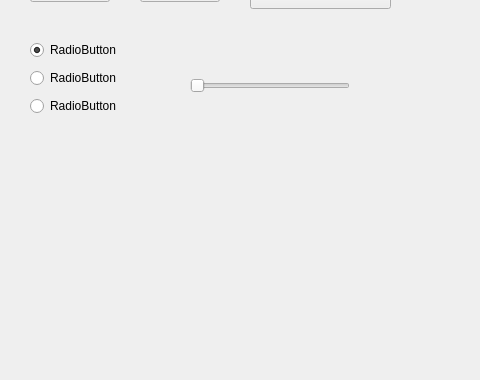
The window that mainwindow.ui (richardmg/WidgetsImagine) describes before a commit, drawn with Qt 5; both pictures show x 0 to 480 and y 82 to 462 of the 568 by 462 pixel window.
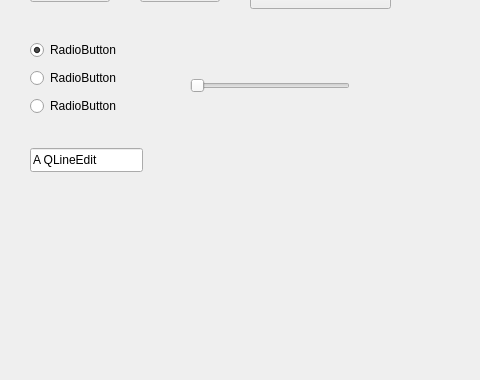
The same window after the commit.

Commit message: add QLineEdit support

The edit to the form file:
```diff
--- a/mainwindow.ui
+++ b/mainwindow.ui
@@ -121,6 +121,19 @@
      <enum>Qt::Horizontal</enum>
     </property>
    </widget>
+   <widget class="QLineEdit" name="lineEdit">
+    <property name="geometry">
+     <rect>
+      <x>30</x>
+      <y>230</y>
+      <width>113</width>
+      <height>24</height>
+     </rect>
+    </property>
+    <property name="text">
+     <string>A QLineEdit</string>
+    </property>
+   </widget>
   </widget>
   <widget class="QMenuBar" name="menubar">
    <property name="geometry">
```
The commit also changes 1 other file.
